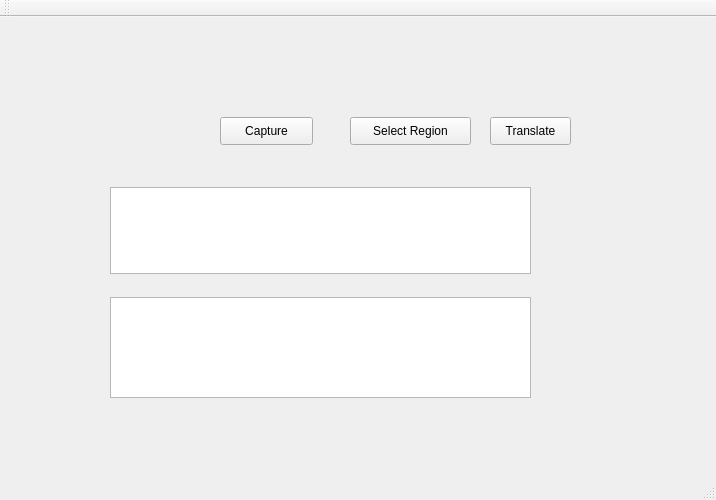
Qt form RealTimeTranslator.ui (wlssirius/ChaosTranslate) before a commit.
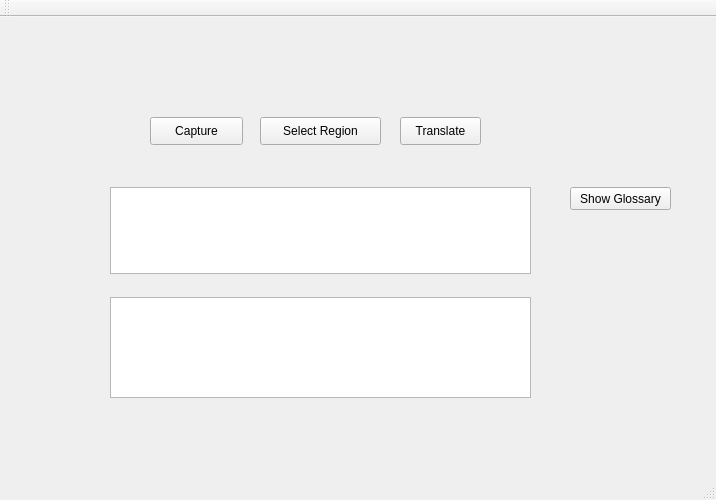
The same form after that commit.

Commit message: add Glossary class

What changed in the file:
```diff
--- a/RealTimeTranslator.ui
+++ b/RealTimeTranslator.ui
@@ -17,7 +17,7 @@
    <widget class="QPushButton" name="pushButton">
     <property name="geometry">
      <rect>
-      <x>220</x>
+      <x>150</x>
       <y>100</y>
       <width>93</width>
       <height>28</height>
@@ -50,7 +50,7 @@
    <widget class="QPushButton" name="pushButton_2">
     <property name="geometry">
      <rect>
-      <x>350</x>
+      <x>260</x>
       <y>100</y>
       <width>121</width>
       <height>28</height>
@@ -63,7 +63,7 @@
    <widget class="QPushButton" name="pushButton_3">
     <property name="geometry">
      <rect>
-      <x>490</x>
+      <x>400</x>
       <y>100</y>
       <width>81</width>
       <height>28</height>
@@ -73,6 +73,19 @@
      <string>Translate</string>
     </property>
    </widget>
+   <widget class="QPushButton" name="pushButton_4">
+    <property name="geometry">
+     <rect>
+      <x>570</x>
+      <y>170</y>
+      <width>101</width>
+      <height>23</height>
+     </rect>
+    </property>
+    <property name="text">
+     <string>Show Glossary</string>
+    </property>
+   </widget>
   </widget>
   <widget class="QMenuBar" name="menuBar">
    <property name="geometry">
```
The commit also changes 5 other files.
